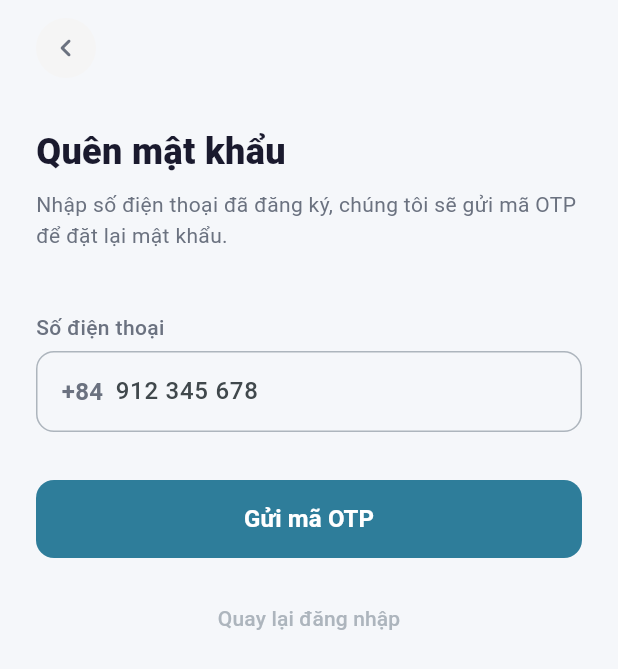
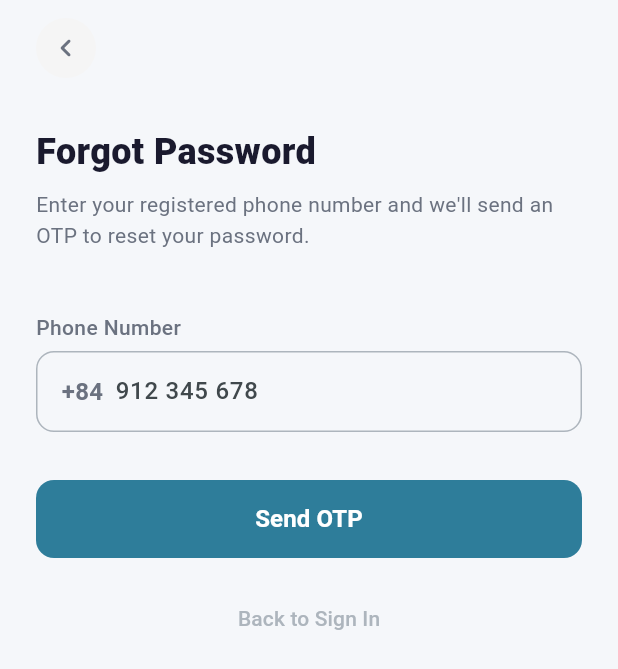
Before and after one commit to phanhhhhhhh/carenest-mobile, a Flutter app: the ForgotPasswordPhoneScreen screen opened by its route, on a phone screen of 412 x 824 dp. Shown: the top 669 px of the screen. Run offline on Flutter 3.47's test engine with Material 3 defaults, Android fonts, the phone set to English and light mode, and no system bars; our stand-ins replace dio, firebase_auth, firebase_core, flutter_dotenv, flutter_riverpod, flutter_secure_storage and 2 more; accounts and stored records are empty; Roboto replaces fonts that are missing (Nunito).

Commit message:
i18n: translate forgot_password_phone_screen.dart to English

```diff
--- a/lib/features/auth/presentation/screens/forgot_password_phone_screen.dart
+++ b/lib/features/auth/presentation/screens/forgot_password_phone_screen.dart
@@ -34,11 +34,11 @@ class _ForgotPasswordPhoneScreenState
   void _submit() {
     final rawPhone = _phoneController.text;
     if (rawPhone.isEmpty) {
-      setState(() => _error = 'Vui lòng nhập số điện thoại');
+      setState(() => _error = 'Please enter phone number');
       return;
     }
     if (!_isValidPhone(rawPhone)) {
-      setState(() => _error = 'Số điện thoại không hợp lệ');
+      setState(() => _error = 'Invalid phone number');
       return;
     }
     setState(() => _error = null);
@@ -75,7 +75,7 @@ class _ForgotPasswordPhoneScreenState
                 const SizedBox(height: 32),
 
                 const Text(
-                  'Quên mật khẩu',
+                  'Forgot Password',
                   style: TextStyle(
                     fontSize: 24,
                     fontWeight: FontWeight.w800,
@@ -84,7 +84,7 @@ class _ForgotPasswordPhoneScreenState
                 ),
                 const SizedBox(height: 8),
                 const Text(
-                  'Nhập số điện thoại đã đăng ký, chúng tôi sẽ gửi mã OTP để đặt lại mật khẩu.',
+                  'Enter your registered phone number and we\'ll send an OTP to reset your password.',
                   style: TextStyle(
                     fontSize: 14,
                     color: AppColors.textSecondary,
@@ -95,7 +95,7 @@ class _ForgotPasswordPhoneScreenState
 
                 // Phone input with +84 prefix
                 Text(
-                  'Số điện thoại',
+                  'Phone Number',
                   style: TextStyle(
                     fontSize: 14,
                     fontWeight: FontWeight.w500,
@@ -183,7 +183,7 @@ class _ForgotPasswordPhoneScreenState
                             ),
                           )
                         : const Text(
-                            'Gửi mã OTP',
+                            'Send OTP',
                             style: TextStyle(
                               fontSize: 16,
                               fontWeight: FontWeight.w600,
@@ -200,7 +200,7 @@ class _ForgotPasswordPhoneScreenState
                       foregroundColor: AppColors.textHint,
                     ),
                     child: const Text(
-                      'Quay lại đăng nhập',
+                      'Back to Sign In',
                       style: TextStyle(fontSize: 14),
                     ),
                   ),
```
